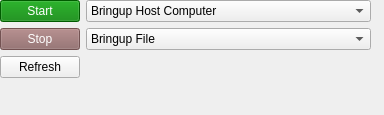
Old version of the form riptide_rviz/riptide_rviz/src/Bringup.ui in the repository osu-uwrt/riptide_gui.
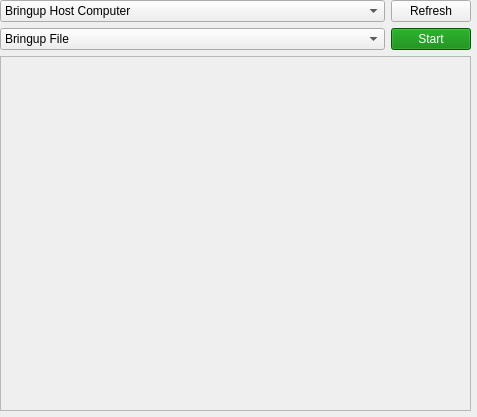
New version of the form.

Commit message: Edit Bringup layout for new launch_service

```diff
--- a/riptide_rviz/riptide_rviz/src/Bringup.ui
+++ b/riptide_rviz/riptide_rviz/src/Bringup.ui
@@ -6,8 +6,8 @@
    <rect>
     <x>0</x>
     <y>0</y>
-    <width>384</width>
-    <height>115</height>
+    <width>477</width>
+    <height>417</height>
    </rect>
   </property>
   <property name="windowTitle">
@@ -18,55 +18,40 @@
     <rect>
      <x>0</x>
      <y>0</y>
-     <width>371</width>
-     <height>105</height>
+     <width>471</width>
+     <height>411</height>
     </rect>
    </property>
-   <layout class="QFormLayout" name="formLayout">
-    <item row="1" column="1">
-     <widget class="QComboBox" name="bringupFile">
-      <property name="toolTip">
-       <string>Bringup file to run</string>
-      </property>
+   <layout class="QVBoxLayout" name="verticalLayout">
       <item>
-       <property name="text">
-        <string>Bringup File</string>
-       </property>
-      </item>
-     </widget>
-    </item>
+     <layout class="QGridLayout" name="gridLayout">
     <item row="0" column="1">
-     <widget class="QComboBox" name="bringupHost">
-      <property name="toolTip">
-       <string>Bringup Host Computer</string>
-      </property>
-      <item>
-       <property name="text">
-        <string>Bringup Host Computer</string>
-       </property>
-      </item>
-     </widget>
-    </item>
-    <item row="1" column="0">
-     <widget class="QPushButton" name="bringupStop">
+       <widget class="QPushButton" name="bringupRefresh">
       <property name="enabled">
-       <bool>false</bool>
-      </property>
-      <property name="styleSheet">
-       <string notr="true">QPushButton {color: white; background:red;}
-
-QPushButton:!enabled{color:white; background: rgb(140, 100, 100)}</string>
+         <bool>true</bool>
+        </property>
+        <property name="sizePolicy">
+         <sizepolicy hsizetype="Fixed" vsizetype="Fixed">
+          <horstretch>0</horstretch>
+          <verstretch>0</verstretch>
+         </sizepolicy>
       </property>
       <property name="text">
-       <string>Stop</string>
+         <string>Refresh</string>
       </property>
      </widget>
     </item>
-    <item row="0" column="0">
+      <item row="1" column="1">
      <widget class="QPushButton" name="bringupStart">
       <property name="enabled">
        <bool>true</bool>
       </property>
+        <property name="sizePolicy">
+         <sizepolicy hsizetype="Fixed" vsizetype="Fixed">
+          <horstretch>0</horstretch>
+          <verstretch>0</verstretch>
+         </sizepolicy>
+        </property>
       <property name="styleSheet">
        <string notr="true">QPushButton {color: white; background: green;}
 QPushButton:!enabled{color: white; background: rgb(100, 130, 110);}</string>
@@ -76,14 +61,77 @@
       </property>
      </widget>
     </item>
-    <item row="2" column="0">
-     <widget class="QPushButton" name="bringupRefresh">
-      <property name="enabled">
+      <item row="0" column="0">
+       <widget class="QComboBox" name="bringupHost">
+        <property name="sizePolicy">
+         <sizepolicy hsizetype="MinimumExpanding" vsizetype="Fixed">
+          <horstretch>0</horstretch>
+          <verstretch>0</verstretch>
+         </sizepolicy>
+        </property>
+        <property name="toolTip">
+         <string>Bringup Host Computer</string>
+        </property>
+        <property name="autoFillBackground">
        <bool>true</bool>
       </property>
+        <property name="currentText">
+         <string>Bringup Host Computer</string>
+        </property>
+        <property name="sizeAdjustPolicy">
+         <enum>QComboBox::AdjustToContents</enum>
+        </property>
+        <item>
       <property name="text">
-       <string>Refresh</string>
-      </property>
+          <string>Bringup Host Computer</string>
+         </property>
+        </item>
+       </widget>
+      </item>
+      <item row="1" column="0">
+       <widget class="QComboBox" name="bringupFile">
+        <property name="sizePolicy">
+         <sizepolicy hsizetype="MinimumExpanding" vsizetype="Fixed">
+          <horstretch>0</horstretch>
+          <verstretch>0</verstretch>
+         </sizepolicy>
+        </property>
+        <property name="toolTip">
+         <string>Bringup file to run</string>
+        </property>
+        <property name="autoFillBackground">
+         <bool>true</bool>
+        </property>
+        <property name="sizeAdjustPolicy">
+         <enum>QComboBox::AdjustToContents</enum>
+        </property>
+        <property name="minimumContentsLength">
+         <number>0</number>
+        </property>
+        <item>
+         <property name="text">
+          <string>Bringup File</string>
+         </property>
+        </item>
+       </widget>
+      </item>
+     </layout>
+    </item>
+    <item>
+     <widget class="QScrollArea" name="scrollArea">
+      <property name="widgetResizable">
+       <bool>true</bool>
+      </property>
+      <widget class="QWidget" name="scrollAreaWidgetContents">
+       <property name="geometry">
+        <rect>
+         <x>0</x>
+         <y>0</y>
+         <width>467</width>
+         <height>343</height>
+        </rect>
+       </property>
+      </widget>
      </widget>
     </item>
    </layout>
```
Left out of the diff: 2 changed lines with no effect on the pictures. Lines whose indentation alone changed are shown as unchanged. The commit also changes 1 other file.
